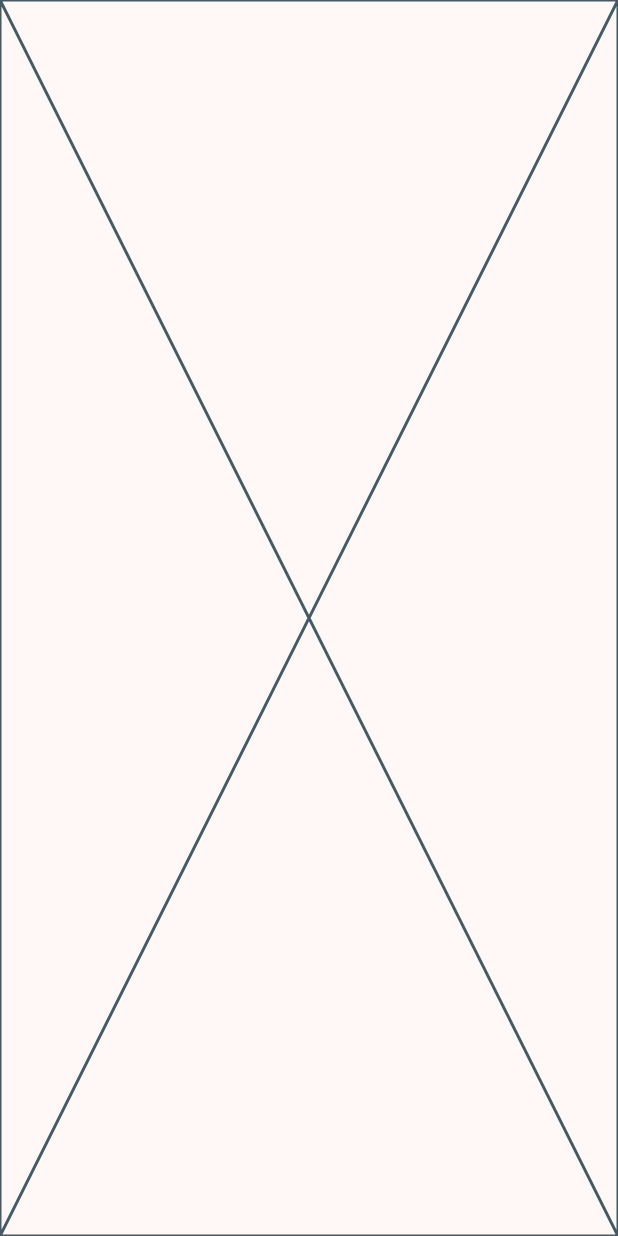
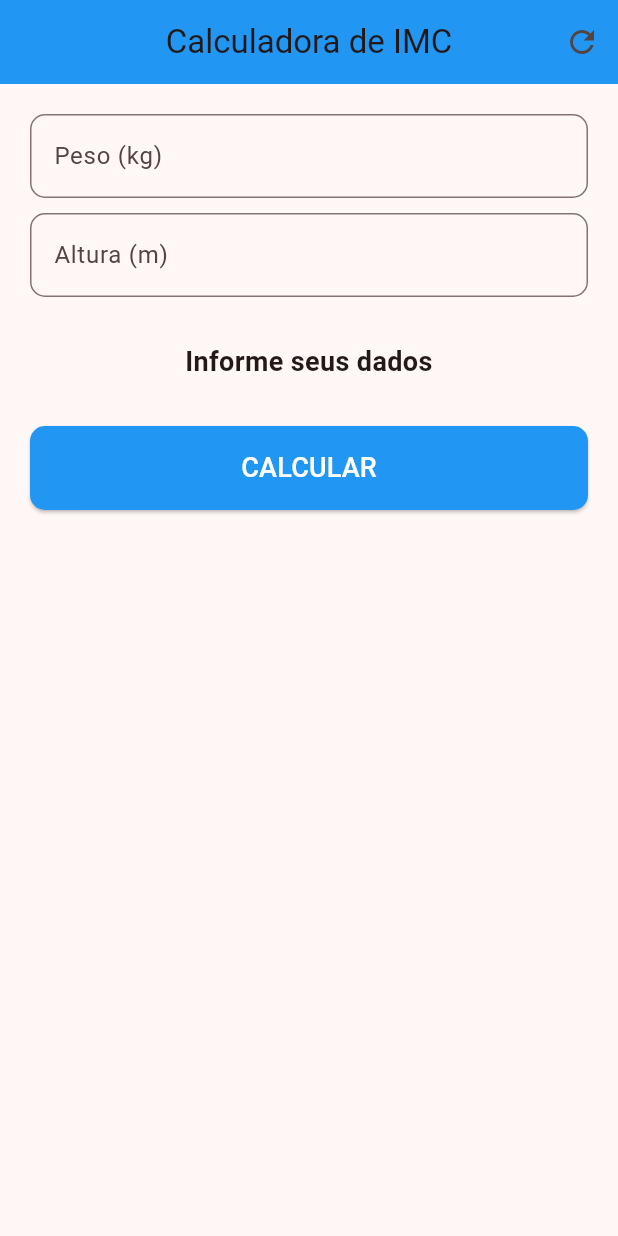
Before and after one commit to diegororiz7/projeto_flutter_2026, a Flutter app: the CalculadoraIMC screen opened directly, on a phone screen of 412 x 824 dp. Run offline on Flutter 3.47's test engine with Material 3 defaults, Android fonts, the phone set to English and light mode, and no system bars; our stand-ins replace dio; missing offline and left inert: dart:html.

Commit message:
Aula 20-10-2026 2

```diff
--- a/lib/calculadora_imc.dart
+++ b/lib/calculadora_imc.dart
@@ -1,4 +1,4 @@
-// ignore_for_file: unused_import, unused_field, prefer_final_fields
+// ignore_for_file: unused_import, unused_field, prefer_final_fields, unused_local_variable, unused_element, sort_child_properties_last
 
 import 'dart:math';
 import 'package:flutter/material.dart';
@@ -23,8 +23,123 @@ class _CalculadoraIMCState extends State<CalculadoraIMC> {
 
   String _resultado = "Informe seus dados";
 
+  void limparCampos() {
+    _pesoController.clear();
+    _alturaController.clear();
+    setState(() {
+      _resultado = 'Informe seus dados';
+    });
+  }
+
+  void calcularImc() {
+    final peso = double.tryParse(_pesoController.text);
+    final altura = double.tryParse(_alturaController.text);
+    String classificacao;
+    final imc = peso! / pow(altura!, 2);
+
+    if (imc < 18.5) {
+      classificacao = 'Baixo peso';
+    } else if (imc < 25) {
+      classificacao = 'Peso normal';
+    } else if (imc < 30) {
+      classificacao = 'Sobrepeso';
+    } else {
+      classificacao = 'Obesidade';
+    }
+
+    setState(() {
+      _resultado =
+          'IMC = ${imc.toStringAsFixed(1)}\nClassificação: $classificacao';
+    });
+  }
+
+  Widget _buildTextoCampo({
+    required TextEditingController controller,
+    required String label,
+    required String error,
+    required double max,
+  }) {
+    return TextFormField(
+      controller: controller,
+      keyboardType: TextInputType.number,
+      decoration: InputDecoration(
+        labelText: label,
+        border: OutlineInputBorder(borderRadius: BorderRadius.circular(10)),
+      ),
+      validator: (text) {
+        final value = double.tryParse(text ?? '');
+        if (value == null || value <= 0 || value > max) {
+          return 'Informe um valor válido';
+        }
+        return null;
+      },
+    );
+  }
+
+  Widget _buildResultado() {
+    return Text(
+      _resultado,
+      style: TextStyle(fontSize: 18, fontWeight: FontWeight.bold),
+      textAlign: TextAlign.center,
+    );
+  }
+
   @override
   Widget build(BuildContext context) {
-    return const Placeholder();
+    return Scaffold(
+      appBar: AppBar(
+        title: const Text('Calculadora de IMC'),
+        centerTitle: true,
+        backgroundColor: Colors.blue,
+        actions: [
+          IconButton(onPressed: limparCampos, icon: const Icon(Icons.refresh)),
+        ],
+      ),
+      body: SingleChildScrollView(
+        padding: const EdgeInsets.all(20),
+        child: Form(
+          key: _formKey,
+          child: Column(
+            crossAxisAlignment: CrossAxisAlignment.stretch,
+            children: [
+              _buildTextoCampo(
+                controller: _pesoController,
+                label: 'Peso (kg)',
+                error: 'Informe um peso válido (entre 1 e 300 kg)',
+                max: 300,
+              ),
+              SizedBox(height: 10),
+              _buildTextoCampo(
+                controller: _alturaController,
+                label: 'Altura (m)',
+                error: 'Informe um altura válida (entre 0.1 e 2.5 m)',
+                max: 2.5,
+              ),
+              const SizedBox(height: 30),
+              _buildResultado(),
+              const SizedBox(height: 30),
+              ElevatedButton(
+                onPressed: () {
+                  if (_formKey.currentState!.validate()) {
+                    calcularImc();
+                  }
+                },
+                child: const Text(
+                  'CALCULAR',
+                  style: TextStyle(fontSize: 18, color: Colors.white),
+                ),
+                style: ElevatedButton.styleFrom(
+                  backgroundColor: Colors.blue,
+                  padding: const EdgeInsets.symmetric(vertical: 15),
+                  shape: RoundedRectangleBorder(
+                    borderRadius: BorderRadius.circular(10),
+                  ),
+                ),
+              ),
+            ],
+          ),
+        ),
+      ),
+    );
   }
 }
--- a/lib/main.dart
+++ b/lib/main.dart
@@ -3,6 +3,12 @@
 import 'package:flutter/material.dart';
 import 'package:projeto_flutter_2026/ficha_academia.dart';
 
+/*void main() {
+  runApp(
+    MaterialApp(debugShowCheckedModeBanner: false, home: CalculadoraIMC()),
+  );
+}*/
+
 void main() {
   runApp(const AcademiaStateless());
 }
```
